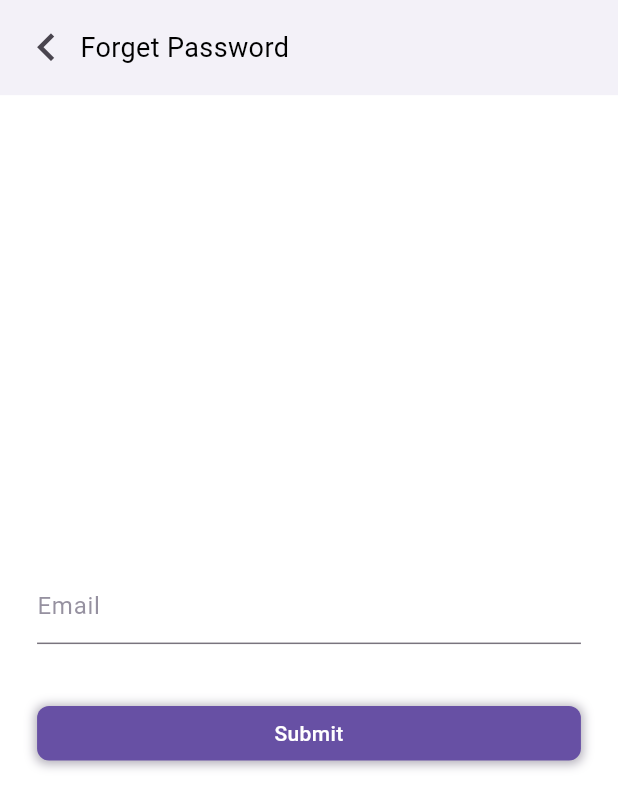
After one commit to awaisajmal22/HRM_Manager, a Flutter app: the ForgetPasswordView screen opened by its route, on a phone screen of 412 x 824 dp. The commit adds this screen. Shown: the top 808 px of the screen. Run offline on Flutter 3.47's test engine with Material 3 defaults, Android fonts, the phone set to English and light mode, and no system bars; our stand-ins replace csv, device_info_plus, dio, file_picker, flutter_spinkit, image_picker and 5 more; missing offline and left inert: external_path, open_file_plus; accounts and stored records are empty.

Commit message:
"changes"

```diff
--- a/lib/Model/filtration_response_model.dart
+++ b/lib/Model/filtration_response_model.dart
@@ -31,12 +31,12 @@ class FiltrationResponseModel {
       };
 }
 class Datum {
-    dynamic? id;
-    dynamic? firstName;
-    dynamic? lastName;
-    dynamic? regularRate;
-    dynamic? tradeId;
-    dynamic? statusId;
+    dynamic id;
+    dynamic firstName;
+    dynamic lastName;
+    dynamic regularRate;
+    dynamic tradeId;
+    dynamic statusId;
     dynamic dob;
     dynamic profileType;
     dynamic profileBytes;
--- a/lib/Network/api_url.dart
+++ b/lib/Network/api_url.dart
@@ -42,4 +42,6 @@ class ApiUrl {
       '$mainUrl/Authentication/SaveManagerProfileImage';
   static const getProfileManagerImageUrl =
       '$mainUrl/Authentication/GetWorkerManagerProfileImage';
+  static const forgetPasswordUrl =
+      '$mainUrl/Authentication/ManagerForgetPassword';
 }
--- a/lib/Services/all_trades_Services.dart
+++ b/lib/Services/all_trades_Services.dart
@@ -8,7 +8,7 @@ class AllTradesServices{
   Future<List<AllTradeModel>> getAllTrade({required BuildContext context})async{
     List<AllTradeModel> allTradeModel = <AllTradeModel>[];
 try{
-final response = await API().getRequest(context, ApiUrl.allTradeUrl);
+final response = await API().getRequestHeader(context, ApiUrl.allTradeUrl);
 if(response.statusCode == 200){
   response.data.forEach((data)=> allTradeModel.add(AllTradeModel.fromJson(data)));
 }
--- a/lib/Services/location_services.dart
+++ b/lib/Services/location_services.dart
@@ -7,7 +7,7 @@ class LocationServices{
  Future<List<LocationModel>> getLocation({required BuildContext context}) async{
   List<LocationModel> locations = <LocationModel>[];
     try{
-final response = await API().getRequest(context, ApiUrl.getLocationUrl);
+final response = await API().getRequestHeader(context, ApiUrl.getLocationUrl);
 if(response.statusCode == 200){
 response.data.forEach((e)=> locations.add(LocationModel.fromJson(e)));
 }
--- a/lib/Services/worker_profile_services.dart
+++ b/lib/Services/worker_profile_services.dart
@@ -12,7 +12,7 @@ class WorkerServices {
     WorkerByIdModel model = WorkerByIdModel();
     try {
       final response =
-          await API().getRequest(context, "${ApiUrl.getWorkerByIdUrl}/$id");
+          await API().getRequestHeader(context, "${ApiUrl.getWorkerByIdUrl}/$id");
       if (response.statusCode == 200) {
         print(response.data);
         model = WorkerByIdModel.fromJson(response.data);
@@ -30,7 +30,7 @@ class WorkerServices {
     WorkerDocModel data = WorkerDocModel();
     try {
       print(api);
-      final response = await API().getRequest(context, api);
+      final response = await API().getRequestHeader(context, api);
       print("Status is There ${response.statusCode}");
       if (response.statusCode == 200) {
         data = WorkerDocModel.fromJson(response.data);
--- a/lib/WidgetandBindings/app_routes.dart
+++ b/lib/WidgetandBindings/app_routes.dart
@@ -7,4 +7,5 @@ class AppRoutes{
   static const workerProfileView ='/workerProfile';
   static const editWorkerDetailView ='/editWorkerDetail';
   static const pdfView ='/pdf';
+  static const forgetPasswordView ='/forgetPassword';
 }
--- a/lib/main.dart
+++ b/lib/main.dart
@@ -6,6 +6,7 @@ import 'package:hrm_manager/WidgetandBindings/app_routes.dart';
 import 'package:hrm_manager/provider/add_worker_provider.dart';
 import 'package:hrm_manager/provider/avaliable_worker_provider.dart';
 import 'package:hrm_manager/provider/edit_worker_detail_provider.dart';
+import 'package:hrm_manager/provider/forget_password_provider.dart';
 import 'package:hrm_manager/provider/home_provider.dart';
 import 'package:hrm_manager/provider/location_provider.dart';
 import 'package:hrm_manager/provider/login_provider.dart';
@@ -50,6 +51,7 @@ class MyApp extends StatelessWidget {
         ChangeNotifierProvider(create: (_)=>WorkerProfileProvider()),
         ChangeNotifierProvider(create: (_)=>EditWorkerDetailProvider()),
         ChangeNotifierProvider(create: (_)=>ProfileProvider()),
+        ChangeNotifierProvider(create: (_)=>ForgetPasswordProvider()),
       ],
       child: MaterialApp(
         debugShowCheckedModeBanner: false,
--- /dev/null
+++ b/lib/provider/forget_password_provider.dart
@@ -0,0 +1,24 @@
+import 'package:flutter/cupertino.dart';
+import 'package:flutter/widgets.dart';
+import 'package:hrm_manager/Services/forget_password_services.dart';
+
+class ForgetPasswordProvider extends ChangeNotifier{
+  TextEditingController emailController = TextEditingController();
+
+bool _isSuccess = true;
+bool get isSuccess => _isSuccess;
+
+  postForgetPassword({
+    required BuildContext context,
+    required String email,
+  })async{
+    _isSuccess = false;
+    final result = await ForgetPasswordServices().forgetPassword(context: context, email: email);
+    if(result == true){
+      _isSuccess = true;
+    }else{
+      _isSuccess = true;
+    }
+    notifyListeners();
+  }
+}
--- /dev/null
+++ b/lib/views/ForgetPassword/forgert_password_view.dart
@@ -0,0 +1,105 @@
+import 'package:flutter/cupertino.dart';
+import 'package:flutter/material.dart';
+import 'package:hrm_manager/constant/app_color.dart';
+import 'package:hrm_manager/constant/app_text.dart';
+import 'package:hrm_manager/constant/back.dart';
+import 'package:hrm_manager/constant/constant.dart';
+import 'package:hrm_manager/constant/height_box.dart';
+import 'package:hrm_manager/constant/text_button.dart';
+import 'package:hrm_manager/constant/text_field.dart';
+import 'package:hrm_manager/constant/toast.dart';
+import 'package:hrm_manager/constant/width_box.dart';
+import 'package:hrm_manager/extensions/size_extension.dart';
+import 'package:hrm_manager/provider/forget_password_provider.dart';
+import 'package:provider/provider.dart';
+
+class ForgetPasswordView extends StatelessWidget {
+  const ForgetPasswordView({super.key});
+
+  @override
+  Widget build(BuildContext context) {
+    return Consumer<ForgetPasswordProvider>(builder: (context, provider, __) {
+      return Scaffold(
+          body: SafeArea(
+              child: Column(
+        mainAxisAlignment: MainAxisAlignment.start,
+        crossAxisAlignment: CrossAxisAlignment.center,
+        children: [
+          Container(
+            padding: EdgeInsets.symmetric(
+                horizontal: context.getSize.width * 0.030,
+                vertical: context.getSize.height * 0.016),
+            decoration:
+                BoxDecoration(color: AppColor.purpleColor.withOpacity(0.08)),
+            child: Row(
+              crossAxisAlignment: CrossAxisAlignment.center,
+              mainAxisAlignment: MainAxisAlignment.start,
+              children: [
+                GestureDetector(
+                  onTap: () {
+                    back(context: context);
+                  },
+                  child: Icon(
+                    Icons.keyboard_arrow_left,
+                    color: AppColor.iconColor,
+                    size: context.getSize.height * 0.045,
+                  ),
+                ),
+                getWidth(context: context, width: 0.010),
+                appText(
+                  context: context,
+                  title: 'Forget Password',
+                  fontSize: 18,
+                ),
+              ],
+            ),
+          ),
+          const Spacer(),
+          Padding(
+            padding: EdgeInsets.symmetric(
+              horizontal: context.getSize.width * 0.060,
+            ),
+            child: Column(
+              mainAxisAlignment: MainAxisAlignment.center,
+              crossAxisAlignment: CrossAxisAlignment.center,
+              children: [
+                customTextField(
+                    controller: provider.emailController,
+                    context: context,
+                    hintText: 'Email'),
+                getHeight(context: context, height: 0.050),
+                provider.isSuccess == false
+                    ? const Center(
+                        child: CircularProgressIndicator(
+                          color: AppColor.purpleColor,
+                        ),
+                      )
+                    : textButton(
+                        context: context,
+                        onTap: () {
+                          if (provider.emailController.text.isEmpty) {
+                            toast(
+                                msg: 'Please enter your email',
+                                context: context);
+                          } else if (!Constant.regExp
+                              .hasMatch(provider.emailController.text)) {
+                            toast(
+                                msg: 'Please enter valid email',
+                                context: context);
+                          } else {
+                            provider.postForgetPassword(
+                                context: context,
+                                email: provider.emailController.text);
+                          }
+                        },
+                        title: "Submit",
+                      ),
+              ],
+            ),
+          ),
+          const Spacer(),
+        ],
+      )));
+    });
+  }
+}
--- a/lib/views/Login/login_view.dart
+++ b/lib/views/Login/login_view.dart
@@ -31,7 +31,6 @@ class _LoginViewState extends State<LoginView> {
     }
     super.initState();
   }
-
 
   @override
   Widget build(BuildContext context) {
@@ -117,6 +116,10 @@ class _LoginViewState extends State<LoginView> {
                   ),
                   getHeight(context: context, height: 0.04),
                   GestureDetector(
+                    onTap: () {
+                      Navigator.of(context)
+                          .pushNamed(AppRoutes.forgetPasswordView);
+                    },
                     child: appText(
                       context: context,
                       title: 'Forget Password?',
```
Also changed, not shown: lib/Network/api_services.dart (+70 -0 lines), lib/Services/add_worker_services.dart (+10 -10 lines), lib/Services/avaliable_worker_services.dart (+6 -5 lines), lib/Services/edit_worker_services.dart (+12 -12 lines), lib/Services/forget_password_services.dart (added, +30 -0 lines), lib/WidgetandBindings/app_pages.dart (+12 -8 lines), lib/views/PDF/pdf_view.dart (+92 -92 lines), pubspec.yaml (+10 -1 lines), assets/forground_logo.png (added), assets/ic_launcher.png (added), pubspec.lock, 20 other files.
